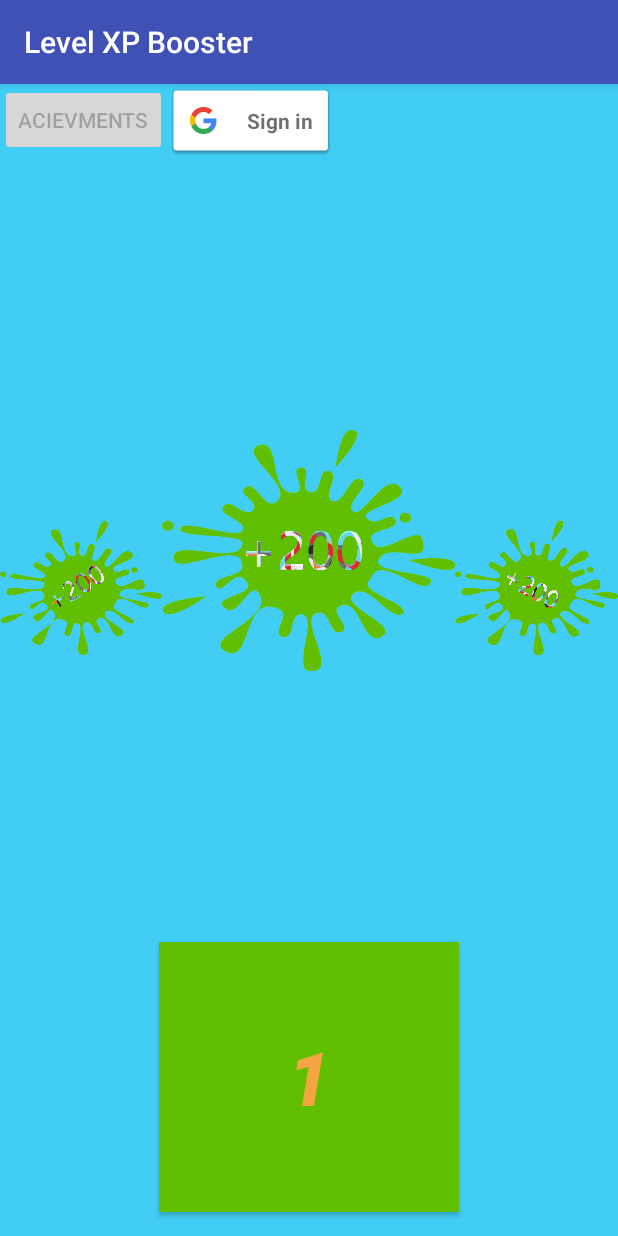
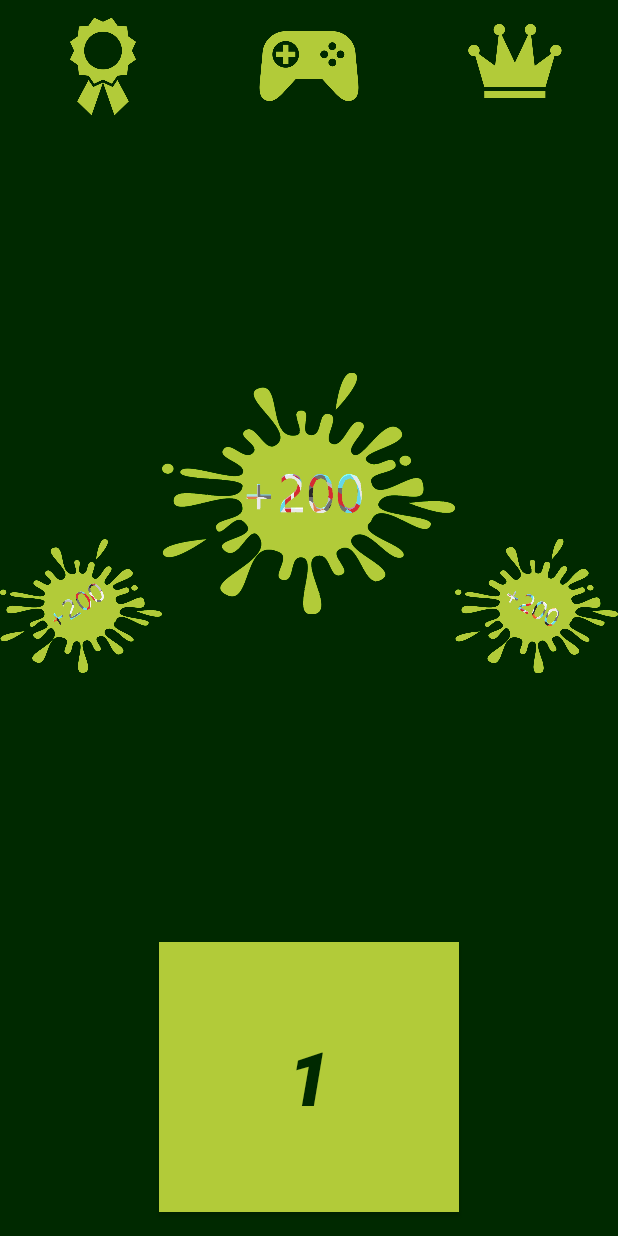
Before and after one commit to dvardan/Level_XP_Booster, an Android app: the screen it shows after launch (MainActivity), after a tap on "PRESS", on a phone screen of 412 x 824 dp. Run offline under Robolectric (Android 15) with nearby library versions, the phone set to English and light mode, and no system bars; our stand-ins replace AdMob; 6 statements that could not run were skipped.

Commit message:
Initial pre published 0.1

```diff
--- a/LevelXPBooster/app/src/main/AndroidManifest.xml
+++ b/LevelXPBooster/app/src/main/AndroidManifest.xml
@@ -12,6 +12,7 @@
 
         <activity android:name="com.level.xp.booster.levelxpbooster.MainActivity"
             android:screenOrientation="portrait" >
+
             <intent-filter>
                 <action android:name="android.intent.action.MAIN" />
 
--- a/LevelXPBooster/app/src/main/java/com/level/xp/booster/levelxpbooster/MainActivity.java
+++ b/LevelXPBooster/app/src/main/java/com/level/xp/booster/levelxpbooster/MainActivity.java
@@ -1,12 +1,16 @@
 package com.level.xp.booster.levelxpbooster;
 
 import android.app.Activity;
+import android.content.Context;
 import android.content.Intent;
 import android.content.SharedPreferences;
+import android.net.ConnectivityManager;
 import android.support.v7.app.AppCompatActivity;
 import android.os.Bundle;
 import android.util.Log;
 import android.view.Gravity;
+import android.view.Window;
+import android.view.WindowManager;
 import android.widget.Button;
 import android.view.View;
 import android.widget.ImageView;
@@ -88,6 +92,8 @@ public class MainActivity extends AppCompatActivity implements RewardedVideoAdLi
     // request codes we use when invoking an external activity
     private static final int RC_UNUSED = 5001;
     private static final int RC_SIGN_IN = 9001;
+    private static final int RC_LEADERBOARD_UI = 9004;
+
 
     // tag for debug logging
     private static final String TAG = "TanC";
@@ -104,7 +110,11 @@ public class MainActivity extends AppCompatActivity implements RewardedVideoAdLi
     @Override
     protected void onCreate(Bundle savedInstanceState) {
         super.onCreate(savedInstanceState);
+        getSupportActionBar().hide();
+        getWindow().setFlags(WindowManager.LayoutParams.FLAG_FULLSCREEN,
+                WindowManager.LayoutParams.FLAG_FULLSCREEN);
         setContentView(R.layout.activity_main);
+
 
 
 
@@ -125,9 +135,21 @@ public class MainActivity extends AppCompatActivity implements RewardedVideoAdLi
                 mMainMenuFragment).commit();
 
 
+
+
+
     }
 
-
+    private void showLeaderboard() {
+        Games.getLeaderboardsClient(this, GoogleSignIn.getLastSignedInAccount(this))
+                .getLeaderboardIntent(getString(R.string.leaderboard_score))
+                .addOnSuccessListener(new OnSuccessListener<Intent>() {
+                    @Override
+                    public void onSuccess(Intent intent) {
+                        startActivityForResult(intent, RC_LEADERBOARD_UI);
+                    }
+                });
+    }
 
     private void switchToFragment(Fragment newFrag) {
         getSupportFragmentManager().beginTransaction().replace(R.id.fragment_container, newFrag)
@@ -136,6 +158,11 @@ public class MainActivity extends AppCompatActivity implements RewardedVideoAdLi
 
     private boolean isSignedIn() {
         return GoogleSignIn.getLastSignedInAccount(this) != null;
+    }
+
+    private void updateLeaderboard(int score){
+        Games.getLeaderboardsClient(this, GoogleSignIn.getLastSignedInAccount(this))
+                .submitScore(getString(R.string.leaderboard_score), score);
     }
 
     private void signInSilently() {
@@ -178,9 +205,16 @@ public class MainActivity extends AppCompatActivity implements RewardedVideoAdLi
         pressButton.setOnClickListener(new View.OnClickListener() {
             @Override
             public void onClick(View view) {
-                score++;
-                pressButton.setText(Integer.toString(score));
-                checkForAchievements(score);
+
+                if(isNetworkConnected()) {
+                    score++;
+                    pressButton.setText(Integer.toString(score));
+                    checkForAchievements(score);
+
+                }
+                else{
+                    Toast.makeText(MainActivity.this, "Please Connect to the Network", Toast.LENGTH_SHORT).show();
+                }
 
             }
         });
@@ -220,6 +254,19 @@ public class MainActivity extends AppCompatActivity implements RewardedVideoAdLi
                 }
             }
         });
+
+        ImageView leaderboard = (ImageView)findViewById(R.id.show_leaderboard_button);
+        leaderboard.setOnClickListener(new View.OnClickListener() {
+            @Override
+            public void onClick(View view) {
+                updateLeaderboard(score);
+                showLeaderboard();
+            }
+        });
+
+
+
+
 
 
 
@@ -315,32 +362,28 @@ public class MainActivity extends AppCompatActivity implements RewardedVideoAdLi
     private void checkForAchievements(int score) {
         // Check if each condition is met; if so, unlock the corresponding
         // achievement.
-        if (score == 5) {
+        if (score >= 5) {
             mOutbox.ach1 = true;
             achievementToast(getString(R.string.achievement_5_click));
         }
-        if (score == 50) {
+        if (score >= 50) {
             mOutbox.ach2 = true;
             achievementToast(getString(R.string.achievement_50_click));
         }
-        if (score == 100) {
+        if (score >= 100) {
             mOutbox.ach3 = true;
             achievementToast(getString(R.string.achievement_100_click));
         }
-        if (score == 110) {
+        if (score >= 110) {
             mOutbox.ach4 = true;
             achievementToast(getString(R.string.achievement_200_click));
         }
-        if (score == 120) {
-            mAchievementsClient.unlock(getString(R.string.achievement_500_click));
-            achievementToast("kov");
-            mOutbox.ach4 = true;
+        if (score >= 120) {
+            mOutbox.ach5 = true;
             achievementToast(getString(R.string.achievement_500_click));
         }
-        if (score == 130) {
-            mAchievementsClient.unlock(getString(R.string.achievement_600));
-
-            mOutbox.ach4 = true;
+        if (score >= 130) {
+            mOutbox.ach6 = true;
             achievementToast(getString(R.string.achievement_600));
         }
 
@@ -382,6 +425,10 @@ public class MainActivity extends AppCompatActivity implements RewardedVideoAdLi
         if (mOutbox.ach5) {
             mAchievementsClient.unlock(getString(R.string.achievement_500_click));
             mOutbox.ach5 = false;
+        }
+        if (mOutbox.ach6) {
+            mAchievementsClient.unlock(getString(R.string.achievement_600));
+            mOutbox.ach6 = false;
         }
 
 
@@ -548,6 +595,8 @@ public class MainActivity extends AppCompatActivity implements RewardedVideoAdLi
         SharedPreferences.Editor editor = sp.edit();
         editor.putInt("points", score);
         editor.commit();
+        updateLeaderboard(score);
+
 
     }
 
@@ -562,9 +611,11 @@ public class MainActivity extends AppCompatActivity implements RewardedVideoAdLi
         boolean ach3 = false;
         boolean ach4 = false;
         boolean ach5 = false;
+        boolean ach6 = false;
+
 
         boolean isEmpty() {
-            return !ach1 && !ach2 && !ach3 && !ach4 && !ach5;
+            return !ach1 && !ach2 && !ach3 && !ach4 && !ach5 && !ach6;
         }
 
     }
@@ -573,5 +624,10 @@ public class MainActivity extends AppCompatActivity implements RewardedVideoAdLi
         startActivityForResult(signInIntent, RC_SIGN_IN);
     }
 
+    private boolean isNetworkConnected() {
+        ConnectivityManager cm = (ConnectivityManager) getSystemService(Context.CONNECTIVITY_SERVICE);
+
+        return cm.getActiveNetworkInfo() != null;
+    }
 
 }
--- a/LevelXPBooster/app/src/main/res/layout/fragment_mainmenu.xml
+++ b/LevelXPBooster/app/src/main/res/layout/fragment_mainmenu.xml
@@ -7,20 +7,7 @@ android:layout_width="match_parent"
 android:layout_height="match_parent"
 xmlns:ads="http://schemas.android.com/apk/res-auto"
 tools:context="com.level.xp.booster.levelxpbooster.MainActivity"
-android:background="#42cef4">
-
-<Button
-    android:id="@+id/show_achievements_button"
-    android:layout_width="wrap_content"
-    android:layout_height="wrap_content"
-    android:textAllCaps="true"
-    android:text="Acievments"/>
-
-<com.google.android.gms.common.SignInButton
-    android:id="@+id/sign_in_button"
-    android:layout_width="wrap_content"
-    android:layout_height="wrap_content"
-    android:layout_toRightOf="@+id/show_achievements_button"/>
+android:background="#002900">
 
 <Button
     android:id="@+id/pressButton"
@@ -29,10 +16,10 @@ android:background="#42cef4">
     android:layout_above="@id/adView"
     android:layout_centerHorizontal="true"
     android:layout_marginBottom="16dp"
-    android:background="#5FBF00"
-    android:text="Press"
+    android:background="#b2cb39"
+    android:text="@string/MainButtonText"
     android:textAllCaps="true"
-    android:textColor="#f4a442"
+    android:textColor="#002900"
     android:textSize="50sp"
     android:textStyle="bold|italic" />
 
@@ -59,28 +46,54 @@ android:background="#42cef4">
         android:id="@+id/splash1"
         android:layout_weight="1"
         android:layout_width="0dp"
+        android:layout_marginTop="180dp"
         android:layout_height="wrap_content"
-        android:src="@drawable/splash1"
-        android:paddingTop="100dp"/>
+        android:src="@drawable/splash1"/>
 
     <ImageView
         android:id="@+id/bigSplash"
         android:layout_width="0dp"
-        android:paddingTop="50dp"
+        android:layout_marginTop="80dp"
+        android:layout_marginBottom="50dp"
         android:layout_weight="1.8"
         android:layout_height="wrap_content"
         android:src="@drawable/bigsplash"/>
-
 
     <ImageView
         android:id="@+id/splash2"
         android:layout_weight="1"
         android:layout_width="0dp"
+        android:layout_marginTop="180dp"
         android:layout_height="wrap_content"
-        android:src="@drawable/splash2"
-        android:paddingTop="100dp"/>
+        android:src="@drawable/splash2"/>
 
 </LinearLayout>
+   <LinearLayout
+       android:layout_width="match_parent"
+       android:layout_height="70dp"
+       android:orientation="horizontal"
+       android:layout_marginTop="8dp">
 
+       <ImageView
+            android:id="@+id/show_achievements_button"
+            android:layout_width="wrap_content"
+            android:layout_height="wrap_content"
+            android:layout_weight="1"
+            android:src="@drawable/games_achievements_green"/>
+
+        <ImageView
+            android:id="@+id/sign_in_button"
+            android:layout_width="wrap_content"
+            android:layout_height="wrap_content"
+            android:layout_weight="1"
+            android:src="@drawable/games_controller"/>
+        <ImageView
+            android:id="@+id/show_leaderboard_button"
+            android:layout_width="wrap_content"
+            android:layout_height="wrap_content"
+            android:layout_weight="1"
+            android:src="@drawable/games_leaderboards_green"/>
+
+   </LinearLayout>
 
 </RelativeLayout>
--- a/LevelXPBooster/app/src/main/res/values/ids.xml
+++ b/LevelXPBooster/app/src/main/res/values/ids.xml
@@ -20,6 +20,6 @@ Save this file as res/values/games-ids.xml in your project.
     <string name="achievement_500_click" translatable="false">CgkIi7uosesMEAIQBw</string>
 
     <string name="achievement_600" translatable="false">CgkIi7uosesMEAIQCQ</string>
-    <!-- leaderboard Lead -->
-    <string name="leaderboard_lead" translatable="false">CgkIi7uosesMEAIQCA</string>
+    <!-- leaderboard Score -->
+    <string name="leaderboard_score" translatable="false">CgkIi7uosesMEAIQDg</string>
 </resources>
--- a/LevelXPBooster/app/src/main/res/values/strings.xml
+++ b/LevelXPBooster/app/src/main/res/values/strings.xml
@@ -9,4 +9,7 @@
     <string name="signed_out_greeting">Hello, anonymous user (not signed in)!</string>
 
     <string name="banner_ad_unit_id">ca-app-pub-3940256099942544/6300978111</string> <!--change to real banner id-->
+    <string name="MainButtonText">Press</string>
+    <string name="AchievmentsButtonText">Achievements</string>
+    <string name="LeaderboardButtonText">Leaderboard</string>
 </resources>
```
Also changed, not shown: LevelXPBooster/app/src/main/res/drawable/bigsplash.png, LevelXPBooster/app/src/main/res/drawable/games_achievements_green.png (added), LevelXPBooster/app/src/main/res/drawable/games_controller.png (added), LevelXPBooster/app/src/main/res/drawable/games_leaderboards_green.png (added), LevelXPBooster/app/src/main/res/drawable/splash1.png, LevelXPBooster/app/src/main/res/drawable/splash2.png.
